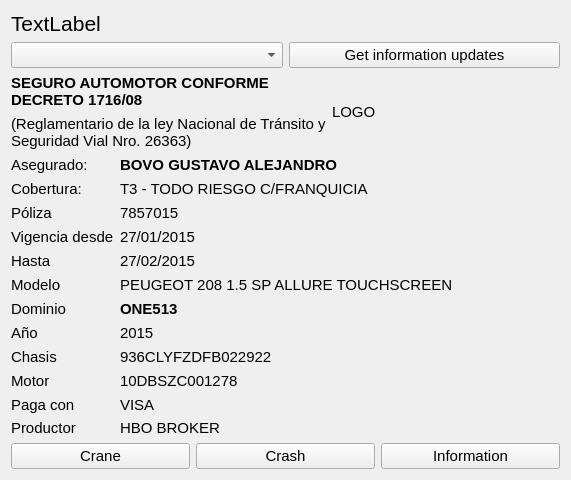
diegowald/dominioSeguro, file dominioAsegurado/mainwindow.ui: the form before one commit.
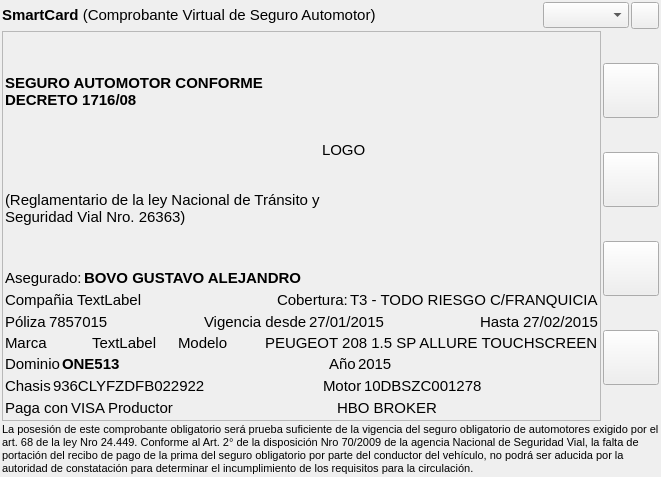
The form after the commit. Icons and pictures are not drawn.

Commit message: Se reacomoda la pantalla principal de acuerdo a diagrama. Se arma restService de acuerdo a datos produccion Se arma clienteRest para llamar a datos produccion

```diff
--- a/dominioAsegurado/mainwindow.ui
+++ b/dominioAsegurado/mainwindow.ui
@@ -6,8 +6,8 @@
    <rect>
     <x>0</x>
     <y>0</y>
-    <width>571</width>
-    <height>480</height>
+    <width>661</width>
+    <height>477</height>
    </rect>
   </property>
   <property name="font">
@@ -22,41 +22,126 @@
    <bool>true</bool>
   </property>
   <widget class="QWidget" name="centralWidget">
-   <layout class="QVBoxLayout" name="verticalLayout_2">
+   <layout class="QVBoxLayout" name="verticalLayout_4">
+    <property name="spacing">
+     <number>2</number>
+    </property>
+    <property name="leftMargin">
+     <number>2</number>
+    </property>
+    <property name="topMargin">
+     <number>2</number>
+    </property>
+    <property name="rightMargin">
+     <number>2</number>
+    </property>
+    <property name="bottomMargin">
+     <number>2</number>
+    </property>
     <item>
-     <widget class="QLabel" name="lblDemo">
+     <layout class="QHBoxLayout" name="horizontalLayout_4">
+      <property name="spacing">
+       <number>2</number>
+      </property>
+      <item>
+       <widget class="QLabel" name="lblTitle">
       <property name="font">
        <font>
-        <pointsize>16</pointsize>
+          <pointsize>11</pointsize>
        </font>
       </property>
       <property name="text">
-       <string>TextLabel</string>
+         <string>&lt;html&gt;&lt;head/&gt;&lt;body&gt;&lt;p&gt;&lt;span style=&quot; font-weight:600;&quot;&gt;SmartCard&lt;/span&gt; (Comprobante Virtual de Seguro Automotor)&lt;/p&gt;&lt;/body&gt;&lt;/html&gt;</string>
       </property>
      </widget>
     </item>
+      <item>
+       <spacer name="horizontalSpacer_11">
+        <property name="orientation">
+         <enum>Qt::Horizontal</enum>
+        </property>
+        <property name="sizeHint" stdset="0">
+         <size>
+          <width>40</width>
+          <height>20</height>
+         </size>
+        </property>
+       </spacer>
+      </item>
     <item>
      <layout class="QHBoxLayout" name="horizontalLayout_3">
+        <property name="spacing">
+         <number>2</number>
+        </property>
       <item>
        <widget class="QComboBox" name="comboBox"/>
       </item>
       <item>
-       <widget class="QPushButton" name="btnUpdate">
+         <widget class="QToolButton" name="btnGetInformationUpdates">
         <property name="text">
-         <string>Get information updates</string>
+           <string/>
         </property>
         <property name="icon">
          <iconset resource="iconresources.qrc">
-          <normaloff>:/ic_refresh_black_48dp.png</normaloff>:/ic_refresh_black_48dp.png</iconset>
+            <normaloff>:/buttons/ic_cached_black_48dp.png</normaloff>:/buttons/ic_cached_black_48dp.png</iconset>
+          </property>
+          <property name="iconSize">
+           <size>
+            <width>20</width>
+            <height>20</height>
+           </size>
         </property>
        </widget>
       </item>
      </layout>
     </item>
+     </layout>
+    </item>
+    <item>
+     <layout class="QHBoxLayout" name="horizontalLayout">
+      <property name="spacing">
+       <number>2</number>
+      </property>
+      <item>
+       <widget class="QFrame" name="frame">
+        <property name="frameShape">
+         <enum>QFrame::StyledPanel</enum>
+        </property>
+        <property name="frameShadow">
+         <enum>QFrame::Plain</enum>
+        </property>
+        <property name="lineWidth">
+         <number>1</number>
+        </property>
+        <property name="midLineWidth">
+         <number>1</number>
+        </property>
+        <layout class="QVBoxLayout" name="verticalLayout_3">
+         <property name="spacing">
+          <number>2</number>
+         </property>
+         <property name="leftMargin">
+          <number>2</number>
+         </property>
+         <property name="topMargin">
+          <number>2</number>
+         </property>
+         <property name="rightMargin">
+          <number>2</number>
+         </property>
+         <property name="bottomMargin">
+          <number>2</number>
+         </property>
     <item>
      <layout class="QHBoxLayout" name="horizontalLayout_2">
+           <property name="spacing">
+            <number>2</number>
+           </property>
       <item>
        <layout class="QVBoxLayout" name="verticalLayout">
+             <property name="spacing">
+              <number>2</number>
+             </property>
         <item>
          <widget class="QLabel" name="label">
           <property name="sizePolicy">
@@ -104,15 +189,18 @@
      </layout>
     </item>
     <item>
-     <layout class="QFormLayout" name="formLayout">
-      <item row="0" column="0">
+          <layout class="QHBoxLayout" name="horizontalLayout_11">
+           <property name="spacing">
+            <number>2</number>
+           </property>
+           <item>
        <widget class="QLabel" name="label_5">
         <property name="text">
          <string>Asegurado:</string>
         </property>
        </widget>
       </item>
-      <item row="0" column="1">
+           <item>
        <widget class="QLabel" name="lblAsegurado">
         <property name="text">
          <string>&lt;b&gt;BOVO GUSTAVO ALEJANDRO&lt;/b&gt;</string>
@@ -122,181 +210,374 @@
         </property>
        </widget>
       </item>
-      <item row="1" column="0">
+           <item>
+            <spacer name="horizontalSpacer_10">
+             <property name="orientation">
+              <enum>Qt::Horizontal</enum>
+             </property>
+             <property name="sizeHint" stdset="0">
+              <size>
+               <width>40</width>
+               <height>20</height>
+              </size>
+             </property>
+            </spacer>
+           </item>
+          </layout>
+         </item>
+         <item>
+          <layout class="QHBoxLayout" name="horizontalLayout_6">
+           <property name="spacing">
+            <number>2</number>
+           </property>
+           <item>
+            <widget class="QLabel" name="lblCompany">
+             <property name="text">
+              <string>Compañia</string>
+             </property>
+            </widget>
+           </item>
+           <item>
+            <widget class="QLabel" name="lblCompania">
+             <property name="text">
+              <string>TextLabel</string>
+             </property>
+            </widget>
+           </item>
+           <item>
+            <spacer name="horizontalSpacer_9">
+             <property name="orientation">
+              <enum>Qt::Horizontal</enum>
+             </property>
+             <property name="sizeHint" stdset="0">
+              <size>
+               <width>40</width>
+               <height>20</height>
+              </size>
+             </property>
+            </spacer>
+           </item>
+           <item>
        <widget class="QLabel" name="label_7">
         <property name="text">
          <string>Cobertura:</string>
         </property>
        </widget>
       </item>
-      <item row="1" column="1">
+           <item>
        <widget class="QLabel" name="lblCobertura">
         <property name="text">
          <string>T3 - TODO RIESGO C/FRANQUICIA</string>
         </property>
        </widget>
       </item>
-      <item row="2" column="0">
+          </layout>
+         </item>
+         <item>
+          <layout class="QHBoxLayout" name="horizontalLayout_5">
+           <property name="spacing">
+            <number>2</number>
+           </property>
+           <item>
        <widget class="QLabel" name="label_9">
         <property name="text">
          <string>Póliza</string>
         </property>
        </widget>
       </item>
-      <item row="2" column="1">
+           <item>
        <widget class="QLabel" name="lblPoliza">
         <property name="text">
          <string>7857015</string>
         </property>
        </widget>
       </item>
-      <item row="3" column="1">
-       <widget class="QLabel" name="lblVigenciaDesde">
-        <property name="text">
-         <string>27/01/2015</string>
-        </property>
-       </widget>
-      </item>
-      <item row="3" column="0">
+           <item>
+            <spacer name="horizontalSpacer_8">
+             <property name="orientation">
+              <enum>Qt::Horizontal</enum>
+             </property>
+             <property name="sizeHint" stdset="0">
+              <size>
+               <width>40</width>
+               <height>20</height>
+              </size>
+             </property>
+            </spacer>
+           </item>
+           <item>
        <widget class="QLabel" name="label_3">
         <property name="text">
          <string>Vigencia desde</string>
         </property>
        </widget>
       </item>
-      <item row="4" column="0">
+           <item>
+            <widget class="QLabel" name="lblVigenciaDesde">
+             <property name="text">
+              <string>27/01/2015</string>
+             </property>
+            </widget>
+           </item>
+           <item>
+            <spacer name="horizontalSpacer_7">
+             <property name="orientation">
+              <enum>Qt::Horizontal</enum>
+             </property>
+             <property name="sizeHint" stdset="0">
+              <size>
+               <width>40</width>
+               <height>20</height>
+              </size>
+             </property>
+            </spacer>
+           </item>
+           <item>
        <widget class="QLabel" name="label_11">
         <property name="text">
          <string>Hasta</string>
         </property>
        </widget>
       </item>
-      <item row="4" column="1">
+           <item>
        <widget class="QLabel" name="lblVigenciaHasta">
         <property name="text">
          <string>27/02/2015</string>
         </property>
        </widget>
       </item>
-      <item row="5" column="0">
+          </layout>
+         </item>
+         <item>
+          <layout class="QHBoxLayout" name="horizontalLayout_7">
+           <property name="spacing">
+            <number>2</number>
+           </property>
+           <item>
+            <widget class="QLabel" name="label_6">
+             <property name="text">
+              <string>Marca</string>
+             </property>
+            </widget>
+           </item>
+           <item>
+            <widget class="QLabel" name="lblMarca">
+             <property name="text">
+              <string>TextLabel</string>
+             </property>
+            </widget>
+           </item>
+           <item>
        <widget class="QLabel" name="label_12">
         <property name="text">
          <string>Modelo</string>
         </property>
        </widget>
       </item>
-      <item row="5" column="1">
+           <item>
        <widget class="QLabel" name="lblModelo">
         <property name="text">
          <string>PEUGEOT 208 1.5 SP ALLURE TOUCHSCREEN</string>
         </property>
        </widget>
       </item>
-      <item row="6" column="0">
+          </layout>
+         </item>
+         <item>
+          <layout class="QHBoxLayout" name="horizontalLayout_8">
+           <property name="spacing">
+            <number>2</number>
+           </property>
+           <item>
        <widget class="QLabel" name="label_14">
         <property name="text">
          <string>Dominio</string>
         </property>
        </widget>
       </item>
-      <item row="6" column="1">
+           <item>
        <widget class="QLabel" name="lblDominio">
         <property name="text">
          <string>&lt;html&gt;&lt;head/&gt;&lt;body&gt;&lt;p&gt;&lt;span style=&quot; font-weight:600;&quot;&gt;ONE513&lt;/span&gt;&lt;/p&gt;&lt;/body&gt;&lt;/html&gt;</string>
         </property>
        </widget>
       </item>
-      <item row="7" column="0">
+           <item>
+            <spacer name="horizontalSpacer">
+             <property name="orientation">
+              <enum>Qt::Horizontal</enum>
+             </property>
+             <property name="sizeHint" stdset="0">
+              <size>
+               <width>40</width>
+               <height>20</height>
+              </size>
+             </property>
+            </spacer>
+           </item>
+           <item>
        <widget class="QLabel" name="label_16">
         <property name="text">
          <string>Año</string>
         </property>
        </widget>
       </item>
-      <item row="7" column="1">
+           <item>
        <widget class="QLabel" name="lblAnio">
         <property name="text">
          <string>2015</string>
         </property>
        </widget>
       </item>
-      <item row="8" column="0">
+           <item>
+            <spacer name="horizontalSpacer_2">
+             <property name="orientation">
+              <enum>Qt::Horizontal</enum>
+             </property>
+             <property name="sizeHint" stdset="0">
+              <size>
+               <width>40</width>
+               <height>20</height>
+              </size>
+             </property>
+            </spacer>
+           </item>
+          </layout>
+         </item>
+         <item>
+          <layout class="QHBoxLayout" name="horizontalLayout_9">
+           <property name="spacing">
+            <number>2</number>
+           </property>
+           <item>
        <widget class="QLabel" name="label_18">
         <property name="text">
          <string>Chasis</string>
         </property>
        </widget>
       </item>
-      <item row="8" column="1">
+           <item>
        <widget class="QLabel" name="lblChasis">
         <property name="text">
          <string>936CLYFZDFB022922</string>
         </property>
        </widget>
       </item>
-      <item row="9" column="0">
+           <item>
+            <spacer name="horizontalSpacer_3">
+             <property name="orientation">
+              <enum>Qt::Horizontal</enum>
+             </property>
+             <property name="sizeHint" stdset="0">
+              <size>
+               <width>40</width>
+               <height>20</height>
+              </size>
+             </property>
+            </spacer>
+           </item>
+           <item>
        <widget class="QLabel" name="label_20">
         <property name="text">
          <string>Motor</string>
         </property>
        </widget>
       </item>
-      <item row="9" column="1">
+           <item>
        <widget class="QLabel" name="lblMotor">
         <property name="text">
          <string>10DBSZC001278</string>
         </property>
        </widget>
       </item>
-      <item row="10" column="0">
+           <item>
+            <spacer name="horizontalSpacer_4">
+             <property name="orientation">
+              <enum>Qt::Horizontal</enum>
+             </property>
+             <property name="sizeHint" stdset="0">
+              <size>
+               <width>40</width>
+               <height>20</height>
+              </size>
+             </property>
+            </spacer>
+           </item>
+          </layout>
+         </item>
+         <item>
+          <layout class="QHBoxLayout" name="horizontalLayout_10">
+           <property name="spacing">
+            <number>2</number>
+           </property>
+           <item>
        <widget class="QLabel" name="label_22">
         <property name="text">
          <string>Paga con</string>
         </property>
        </widget>
       </item>
-      <item row="10" column="1">
+           <item>
        <widget class="QLabel" name="lblMedioPago">
         <property name="text">
          <string>VISA</string>
         </property>
        </widget>
       </item>
-      <item row="11" column="0">
+           <item>
        <widget class="QLabel" name="label_24">
         <property name="text">
          <string>Productor</string>
         </property>
        </widget>
       </item>
-      <item row="11" column="1">
+           <item>
+            <spacer name="horizontalSpacer_6">
+             <property name="orientation">
+              <enum>Qt::Horizontal</enum>
+             </property>
+             <property name="sizeHint" stdset="0">
+              <size>
+               <width>40</width>
+               <height>20</height>
+              </size>
+             </property>
+            </spacer>
+           </item>
+           <item>
        <widget class="QLabel" name="lblProductor">
         <property name="text">
          <string>HBO BROKER</string>
         </property>
        </widget>
       </item>
-     </layout>
-    </item>
     <item>
-     <spacer name="verticalSpacer">
+            <spacer name="horizontalSpacer_5">
       <property name="orientation">
-       <enum>Qt::Vertical</enum>
+              <enum>Qt::Horizontal</enum>
       </property>
       <property name="sizeHint" stdset="0">
        <size>
-        <width>20</width>
-        <height>40</height>
+               <width>40</width>
+               <height>20</height>
        </size>
       </property>
      </spacer>
     </item>
+          </layout>
+         </item>
+        </layout>
+       </widget>
+      </item>
     <item>
-     <layout class="QHBoxLayout" name="horizontalLayout">
+       <layout class="QVBoxLayout" name="verticalLayout_2">
+        <property name="spacing">
+         <number>2</number>
+        </property>
       <item>
-       <widget class="QPushButton" name="btnCallForCrane">
+         <widget class="QToolButton" name="btnCrane">
         <property name="text">
-         <string>Crane</string>
+           <string/>
         </property>
         <property name="icon">
          <iconset resource="iconresources.qrc">
@@ -304,16 +585,16 @@
         </property>
         <property name="iconSize">
          <size>
-          <width>60</width>
-          <height>24</height>
+            <width>48</width>
+            <height>48</height>
          </size>
         </property>
        </widget>
       </item>
       <item>
-       <widget class="QPushButton" name="btnCallForCrash">
+         <widget class="QToolButton" name="btnCrash">
         <property name="text">
-         <string>Crash</string>
+           <string/>
         </property>
         <property name="icon">
          <iconset resource="iconresources.qrc">
@@ -321,16 +602,16 @@
         </property>
         <property name="iconSize">
          <size>
-          <width>24</width>
-          <height>24</height>
+            <width>48</width>
+            <height>48</height>
          </size>
         </property>
        </widget>
       </item>
       <item>
-       <widget class="QPushButton" name="btnCallForInformation">
+         <widget class="QToolButton" name="btnFeedback">
         <property name="text">
-         <string>Information</string>
+           <string/>
         </property>
         <property name="icon">
          <iconset resource="iconresources.qrc">
@@ -338,13 +619,42 @@
         </property>
         <property name="iconSize">
          <size>
-          <width>24</width>
-          <height>24</height>
+            <width>48</width>
+            <height>48</height>
          </size>
         </property>
        </widget>
       </item>
-     </layout>
+        <item>
+         <widget class="QToolButton" name="btnInformation">
+          <property name="text">
+           <string/>
+          </property>
+          <property name="icon">
+           <iconset resource="iconresources.qrc">
+            <normaloff>:/info</normaloff>:/info</iconset>
+          </property>
+          <property name="iconSize">
+           <size>
+            <width>48</width>
+            <height>48</height>
+           </size>
+          </property>
+         </widget>
+        </item>
+       </layout>
+      </item>
+     </layout>
+    </item>
+    <item>
+     <widget class="QLabel" name="label_8">
+      <property name="text">
+       <string>&lt;html&gt;&lt;head/&gt;&lt;body&gt;&lt;p&gt;&lt;span style=&quot; font-size:8pt;&quot;&gt;La posesión de este comprobante obligatorio será prueba suficiente de la vigencia del seguro obligatorio de automotores exigido por el art. 68 de la ley Nro 24.449. Conforme al Art. 2° de la disposición Nro 70/2009 de la agencia Nacional de Seguridad Vial, la falta de portación del recibo de pago de la prima del seguro obligatorio por parte del conductor del vehículo, no podrá ser aducida por la autoridad de constatación para determinar el incumplimiento de los requisitos para la circulación.&lt;/span&gt;&lt;/p&gt;&lt;/body&gt;&lt;/html&gt;</string>
+      </property>
+      <property name="wordWrap">
+       <bool>true</bool>
+      </property>
+     </widget>
     </item>
    </layout>
   </widget>
```
Left out of the diff: 8 changed lines with no effect on the pictures. Lines whose indentation alone changed are shown as unchanged. The commit also changes 9 other files.
